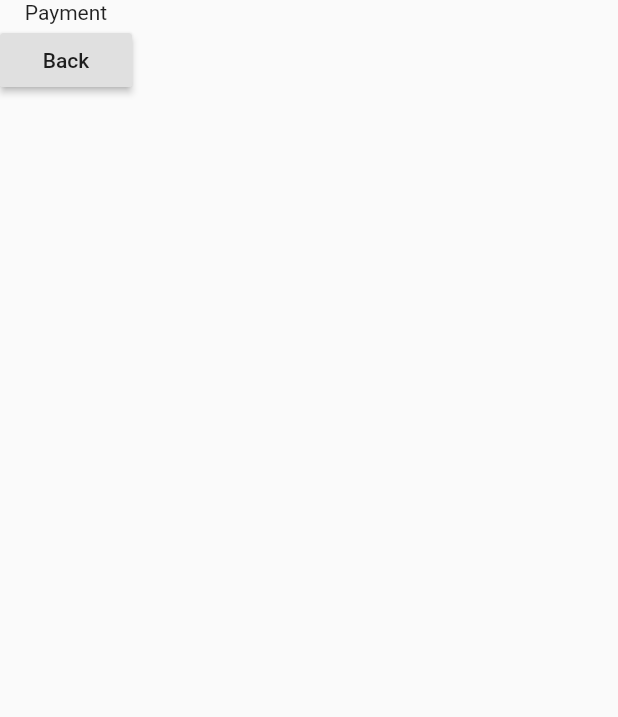
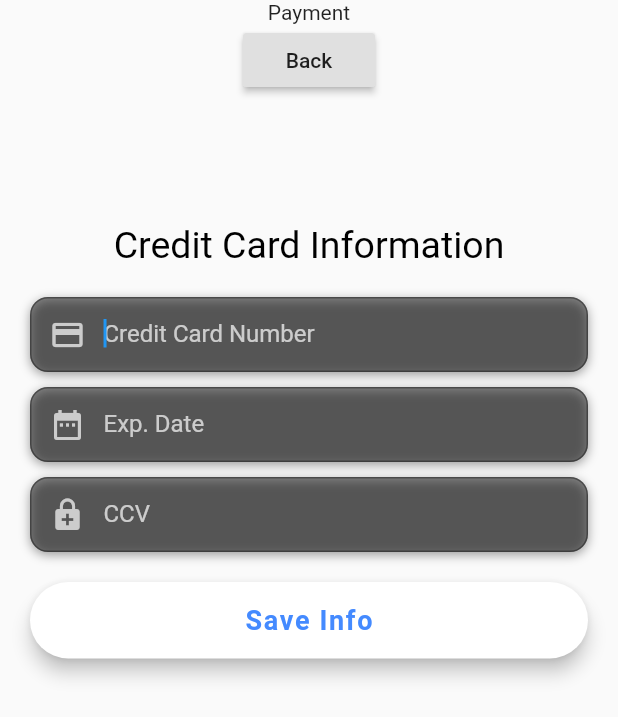
Before and after one commit to michaelpropp18/universal_store, a Flutter app: the Payment screen opened by its route, on a phone screen of 412 x 824 dp. Shown: the top 717 px of the screen. Run offline on Flutter 3.47's test engine with Material 2 defaults, Android fonts, the phone set to English and light mode, and no system bars; our stand-ins replace cloud_firestore, firebase_auth, flutter_spinkit; accounts and stored records are empty.

Commit message:
payment ui and drawer ui

```diff
--- a/lib/view/customer/drawer/payment_screen.dart
+++ b/lib/view/customer/drawer/payment_screen.dart
@@ -1,9 +1,12 @@
 import 'package:flutter/material.dart';
+import 'package:universal_store/view/authentication/widgets/input_field.dart';
+import 'package:universal_store/view/authentication/widgets/submit_button.dart';
 
 class Payment extends StatelessWidget {
   @override
   Widget build(BuildContext context) {
     return Scaffold(
+      resizeToAvoidBottomInset: false,
       body: Column(
         children: <Widget>[
           Text('Payment'),
@@ -11,6 +14,73 @@ class Payment extends StatelessWidget {
             child: Text('Back'),
             onPressed: () => Navigator.pop(context),
           ),
+          Container(
+            padding: EdgeInsets.symmetric(
+              horizontal: 20.0,
+              vertical: 85.0,
+            ),
+            child: Column(
+              children: <Widget>[
+                Text(
+                  'Credit Card Information',
+                  style: TextStyle(
+                    color: Colors.black,
+                    fontSize: 25,
+                  ),
+                ),
+                SizedBox(height: 20),
+                InputField(
+                  error: false,
+                  icon: Icons.credit_card,
+                  autofocus: true,
+                  textInputAction: TextInputAction.done,
+                  textInputType: TextInputType.text,
+                  hintText: 'Credit Card Number',
+                  onChanged: (t) {
+                    //viewModel.firstName = t;
+                  },
+                ),
+                SizedBox(height: 10),
+                InputField(
+                  error: false,
+                  icon: Icons.date_range,
+                  textInputType: TextInputType.text,
+                  textInputAction: TextInputAction.done,
+                  hintText: 'Exp. Date',
+                  onChanged: (t) {
+                    //viewModel.lastName = t;
+                  },
+                ),
+                SizedBox(height: 10),
+                InputField(
+                  error: false,
+                  icon: Icons.enhanced_encryption,
+                  autofocus: true,
+                  textInputAction: TextInputAction.done,
+                  textInputType: TextInputType.text,
+                  hintText: 'CCV',
+                  onChanged: (t) {
+                    //viewModel.firstName = t;
+                  },
+                ),
+                SizedBox(height: 20),
+                SubmitButton(
+                    onPressed: () {
+//                      if (viewModel.firstName != '' &&
+//                          viewModel.lastName != '' &&
+//                          viewModel.firstNameError == '' &&
+//                          viewModel.lastNameError == '') {
+//                        Navigator.pushNamed(
+//                            context, RegisterCustomerEmailPasswordRoute);
+//                      } else {
+//                        viewModel.checkFirstNameError();
+//                        viewModel.checkLastNameError();
+//                      }
+                    },
+                    text: 'Save Info'),
+              ],
+            ),
+          ),
         ],
       ),
     );
--- a/lib/view/customer/home/widgets/drawer.dart
+++ b/lib/view/customer/home/widgets/drawer.dart
@@ -26,7 +26,13 @@ class CustomerDrawer extends StatelessWidget {
           itemBuilder: (context, index) {
             if (index == 0) {
               return DrawerHeader(
-                child: Text('User name and stuff go here'),
+                child: Column(
+                  children: [
+                    Icon(Icons.account_circle, size: 90.0, color: Colors.blue),
+                    SizedBox(height: 6),
+                    Text('John Doe', textScaleFactor: 1.8,),
+                  ]
+                )
               );
             } else {
               index = index - 1;
```
Also changed, not shown: pubspec.lock.
